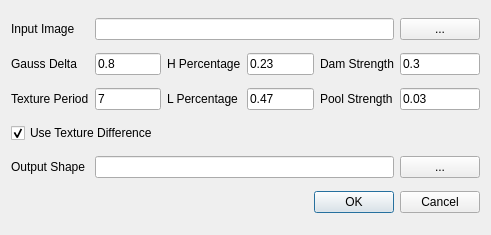
Before: the Qt Designer form Plugins/tGis.Segmentation/form/SegmentationDialog.ui in lidar-nevermore/tGis, drawn with Qt 5.
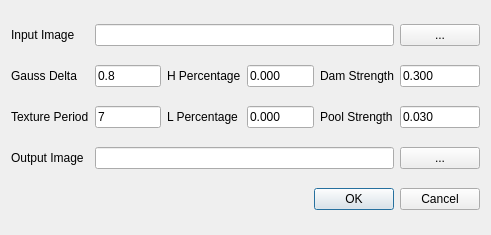
After: the same form once the commit is applied.

Commit message: 修改了分割算法的插件

Patch:
```diff
--- a/Plugins/tGis.Segmentation/form/SegmentationDialog.ui
+++ b/Plugins/tGis.Segmentation/form/SegmentationDialog.ui
@@ -13,28 +13,7 @@
   <property name="windowTitle">
    <string>Dam Razing</string>
   </property>
-  <layout class="QGridLayout" name="gridLayout" rowstretch="0,0,0,0,0,0,0,0,0">
-   <item row="1" column="2">
-    <widget class="QLabel" name="label_6">
-     <property name="text">
-      <string>H Percentage</string>
-     </property>
-    </widget>
-   </item>
-   <item row="1" column="1">
-    <widget class="QLineEdit" name="leGauss">
-     <property name="text">
-      <string>0.8</string>
-     </property>
-    </widget>
-   </item>
-   <item row="7" column="5">
-    <widget class="QPushButton" name="btnOutputShp">
-     <property name="text">
-      <string notr="true">...</string>
-     </property>
-    </widget>
-   </item>
+  <layout class="QGridLayout" name="gridLayout" rowstretch="0,0,0,0,0,0,0,0">
    <item row="0" column="0">
     <widget class="QLabel" name="label">
      <property name="text">
@@ -42,44 +21,24 @@
      </property>
     </widget>
    </item>
-   <item row="7" column="1" colspan="4">
-    <widget class="QLineEdit" name="leOutputShp"/>
-   </item>
-   <item row="7" column="0">
-    <widget class="QLabel" name="label_2">
+   <item row="1" column="5">
+    <widget class="QLineEdit" name="leDamStrength">
      <property name="text">
-      <string notr="true">Output Shape</string>
+      <string>0.300</string>
      </property>
     </widget>
    </item>
-   <item row="0" column="5">
-    <widget class="QPushButton" name="btnInputImg">
+   <item row="1" column="1">
+    <widget class="QLineEdit" name="leGauss">
      <property name="text">
-      <string notr="true">...</string>
+      <string>0.8</string>
      </property>
     </widget>
    </item>
-   <item row="8" column="0" colspan="6">
-    <widget class="QDialogButtonBox" name="buttonBox">
-     <property name="orientation">
-      <enum>Qt::Horizontal</enum>
-     </property>
-     <property name="standardButtons">
-      <set>QDialogButtonBox::Cancel|QDialogButtonBox::Ok</set>
-     </property>
-    </widget>
-   </item>
-   <item row="0" column="1" colspan="4">
-    <widget class="QLineEdit" name="leInputImg">
-     <property name="readOnly">
-      <bool>true</bool>
-     </property>
-    </widget>
-   </item>
-   <item row="1" column="0">
-    <widget class="QLabel" name="label_3">
+   <item row="2" column="2">
+    <widget class="QLabel" name="label_5">
      <property name="text">
-      <string>Gauss Delta</string>
+      <string>L Percentage</string>
      </property>
     </widget>
    </item>
@@ -90,6 +49,13 @@
      </property>
     </widget>
    </item>
+   <item row="6" column="5">
+    <widget class="QPushButton" name="btnOutputShp">
+     <property name="text">
+      <string notr="true">...</string>
+     </property>
+    </widget>
+   </item>
    <item row="2" column="0">
     <widget class="QLabel" name="label_4">
      <property name="text">
@@ -100,28 +66,21 @@
    <item row="1" column="3">
     <widget class="QLineEdit" name="leHighPercentage">
      <property name="text">
-      <string>0.23</string>
+      <string>0.000</string>
      </property>
     </widget>
    </item>
-   <item row="2" column="3">
-    <widget class="QLineEdit" name="leLowPercentage">
-     <property name="text">
-      <string>0.47</string>
+   <item row="0" column="1" colspan="4">
+    <widget class="QLineEdit" name="leInputImg">
+     <property name="readOnly">
+      <bool>true</bool>
      </property>
     </widget>
    </item>
-   <item row="1" column="5">
-    <widget class="QLineEdit" name="leDamStrength">
+   <item row="0" column="5">
+    <widget class="QPushButton" name="btnInputImg">
      <property name="text">
-      <string>0.3</string>
-     </property>
-    </widget>
-   </item>
-   <item row="2" column="2">
-    <widget class="QLabel" name="label_5">
-     <property name="text">
-      <string>L Percentage</string>
+      <string notr="true">...</string>
      </property>
     </widget>
    </item>
@@ -132,6 +91,37 @@
      </property>
     </widget>
    </item>
+   <item row="2" column="5">
+    <widget class="QLineEdit" name="lePoolStrength">
+     <property name="text">
+      <string>0.030</string>
+     </property>
+    </widget>
+   </item>
+   <item row="1" column="0">
+    <widget class="QLabel" name="label_3">
+     <property name="text">
+      <string>Gauss Delta</string>
+     </property>
+    </widget>
+   </item>
+   <item row="7" column="0" colspan="6">
+    <widget class="QDialogButtonBox" name="buttonBox">
+     <property name="orientation">
+      <enum>Qt::Horizontal</enum>
+     </property>
+     <property name="standardButtons">
+      <set>QDialogButtonBox::Cancel|QDialogButtonBox::Ok</set>
+     </property>
+    </widget>
+   </item>
+   <item row="2" column="3">
+    <widget class="QLineEdit" name="leLowPercentage">
+     <property name="text">
+      <string>0.000</string>
+     </property>
+    </widget>
+   </item>
    <item row="2" column="4">
     <widget class="QLabel" name="label_8">
      <property name="text">
@@ -139,23 +129,23 @@
      </property>
     </widget>
    </item>
-   <item row="2" column="5">
-    <widget class="QLineEdit" name="lePoolStrength">
+   <item row="6" column="0">
+    <widget class="QLabel" name="label_2">
      <property name="text">
-      <string>0.03</string>
+      <string notr="true">Output Image</string>
      </property>
     </widget>
    </item>
-   <item row="3" column="0" colspan="2">
-    <widget class="QCheckBox" name="chkUseTexture">
+   <item row="1" column="2">
+    <widget class="QLabel" name="label_6">
      <property name="text">
-      <string>Use Texture Difference</string>
+      <string>H Percentage</string>
      </property>
-     <property name="checked">
-      <bool>true</bool>
-     </property>
     </widget>
    </item>
+   <item row="6" column="1" colspan="4">
+    <widget class="QLineEdit" name="leOutputShp"/>
+   </item>
   </layout>
  </widget>
  <resources/>
```
The commit also changes 2 other files.
